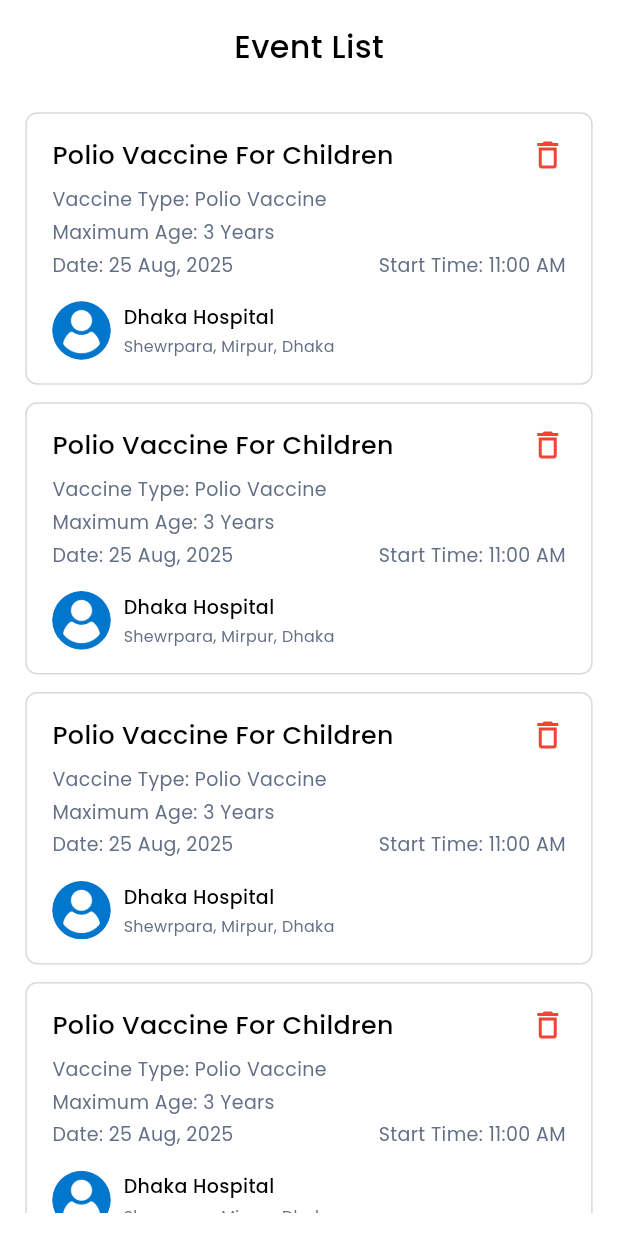
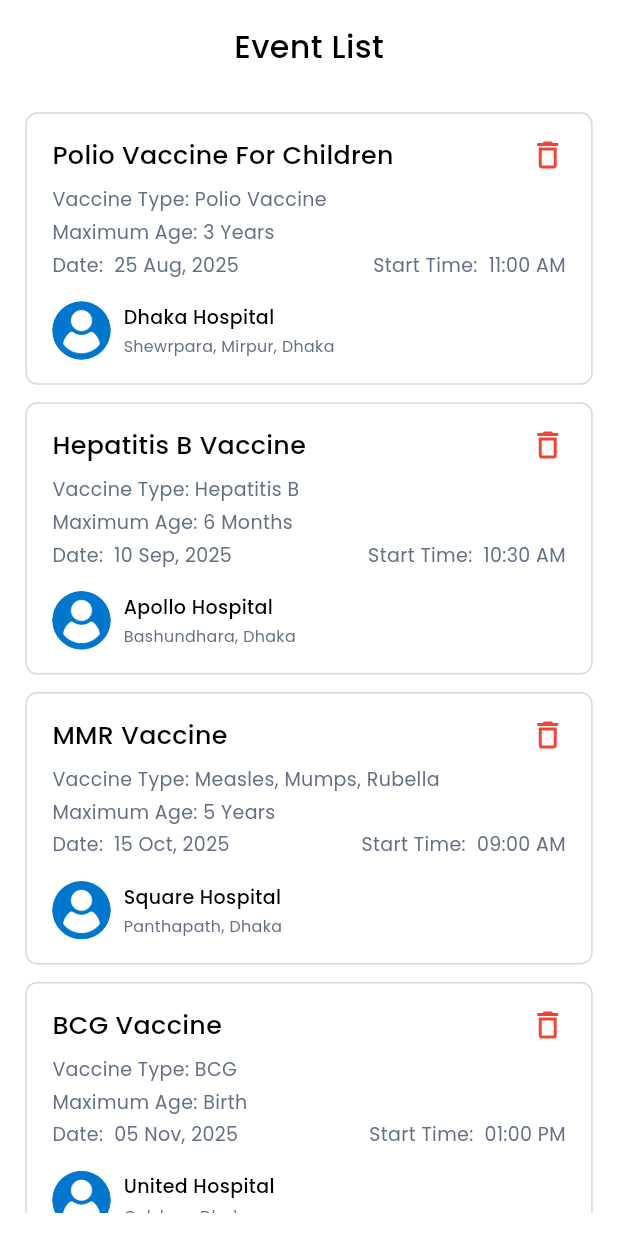
Before and after one commit to Nifat130/baby_vax, a Flutter app: the HospitalEventScreen screen opened by its route, on a phone screen of 412 x 824 dp. Run offline on Flutter 3.47's test engine with Material 3 defaults, Android fonts, the phone set to English and light mode, and no system bars; drawn by our look-alikes of flip_card; our stand-ins replace curved_navigation_bar, flutter_spinkit, get, google_fonts, image_picker, logger and 1 more; accounts and stored records are empty.

Commit message:
hospital flow routing added by Nifat

```diff
--- a/lib/app.dart
+++ b/lib/app.dart
@@ -25,8 +25,8 @@ class MyApp extends StatelessWidget {
       builder: (context, orientation, deviceType) {
         return GetMaterialApp(
           debugShowCheckedModeBanner: false,
-          //initialRoute: AppRoute.init,
-          initialRoute: AppRoute.hospitalEventScreen,
+          initialRoute: AppRoute.hospitalNavBarScreen,
+          //initialRoute: AppRoute.hospitalEventScreen,
           getPages: AppRoute.routes,
           initialBinding: ControllerBinder(),
           themeMode: ThemeMode.system,
--- a/lib/features/authentication/presentation/screens/sign_in_screen.dart
+++ b/lib/features/authentication/presentation/screens/sign_in_screen.dart
@@ -10,8 +10,9 @@ import 'package:flutter/material.dart';
 import 'package:get/get.dart';
 
 class SignInScreen extends GetView<SignInController> {
-  const SignInScreen({super.key});
+  SignInScreen({super.key});
 
+  final GlobalKey<FormState> formState = GlobalKey<FormState>();
   @override
   Widget build(BuildContext context) {
     return Scaffold(
@@ -21,6 +22,8 @@ class SignInScreen extends GetView<SignInController> {
           child: SizedBox(
             width: SizeUtils.width,
             child: SingleChildScrollView(
+              child: Form(
+                key: formState,
                 child: Column(
                   mainAxisAlignment: MainAxisAlignment.start,
                   crossAxisAlignment: CrossAxisAlignment.start,
@@ -47,7 +50,7 @@ class SignInScreen extends GetView<SignInController> {
                           controller: controller.passwordTEController,
                           hintText: "Enter your password",
                           obscureText: !controller.visiblePass.value,
-                        validator: (value) => AppValidator.validateField(value, "Email"),
+                          validator: (value) => AppValidator.validateField(value, "Password"),
                           suffixIcon: GestureDetector(
                             onTap: (){
                               controller.visiblePass.value = !controller.visiblePass.value;
@@ -59,6 +62,7 @@ class SignInScreen extends GetView<SignInController> {
                         )
                     ),
                   ],
+                ),
               ),
             ),
           ),
@@ -76,7 +80,11 @@ class SignInScreen extends GetView<SignInController> {
                 CustomSubmitButton(
                   text: "Sign In",
                   onTap: (){
+                    if(formState.currentState!.validate()){
+                      if(controller.emailTEController.text == "hospital@fexpost.com"){
                         Get.toNamed(AppRoute.hospitalNavBarScreen);
+                      }
+                    }
                   },
                 ),
                 16.heightSpace,
--- a/lib/features/hospital_flow/hospital_event/controllers/hospital_event_controller.dart
+++ b/lib/features/hospital_flow/hospital_event/controllers/hospital_event_controller.dart
@@ -1,6 +1,103 @@
 
 import 'package:get/get.dart';
 
+import '../../../../core/utils/constants/image_path.dart';
+
 class HospitalEventController extends GetxController{
 
+  var vaccineEvents = [
+    {
+      "id": 1,
+      "title": "Polio Vaccine For Children",
+      "vaccineType": "Polio Vaccine",
+      "maxAge": "3 Years",
+      "date": "25 Aug, 2025",
+      "startTime": "11:00 AM",
+      "hospitalName": "Dhaka Hospital",
+      "hospitalAddress": "Shewrpara, Mirpur, Dhaka",
+      "hospitalImage": ImagePath.dummyProfilePicture,
+      "details":
+      "The polio vaccine is a safe and essential immunization that protects children from poliomyelitis. It is given as Oral Polio Vaccine (drops) or Inactivated Polio Vaccine (injection).",
+    },
+    {
+      "id": 2,
+      "title": "Hepatitis B Vaccine",
+      "vaccineType": "Hepatitis B",
+      "maxAge": "6 Months",
+      "date": "10 Sep, 2025",
+      "startTime": "10:30 AM",
+      "hospitalName": "Apollo Hospital",
+      "hospitalAddress": "Bashundhara, Dhaka",
+      "hospitalImage": ImagePath.dummyProfilePicture,
+      "details":
+      "The hepatitis B vaccine prevents hepatitis B infection, which affects the liver. It is usually given at birth with booster doses for long-term protection.",
+    },
+    {
+      "id": 3,
+      "title": "MMR Vaccine",
+      "vaccineType": "Measles, Mumps, Rubella",
+      "maxAge": "5 Years",
+      "date": "15 Oct, 2025",
+      "startTime": "09:00 AM",
+      "hospitalName": "Square Hospital",
+      "hospitalAddress": "Panthapath, Dhaka",
+      "hospitalImage": ImagePath.dummyProfilePicture,
+      "details":
+      "The MMR vaccine protects against measles, mumps, and rubella. It is usually given in two doses during early childhood.",
+    },
+    {
+      "id": 4,
+      "title": "BCG Vaccine",
+      "vaccineType": "BCG",
+      "maxAge": "Birth",
+      "date": "05 Nov, 2025",
+      "startTime": "01:00 PM",
+      "hospitalName": "United Hospital",
+      "hospitalAddress": "Gulshan, Dhaka",
+      "hospitalImage": ImagePath.dummyProfilePicture,
+      "details":
+      "The BCG vaccine protects infants against tuberculosis (TB). It is given soon after birth, especially in countries with high TB prevalence.",
+    },
+    {
+      "id": 5,
+      "title": "DTP Vaccine",
+      "vaccineType": "Diphtheria, Tetanus, Pertussis",
+      "maxAge": "7 Years",
+      "date": "20 Nov, 2025",
+      "startTime": "02:30 PM",
+      "hospitalName": "Ibn Sina Hospital",
+      "hospitalAddress": "Dhanmondi, Dhaka",
+      "hospitalImage": ImagePath.dummyProfilePicture,
+      "details":
+      "The DTP vaccine protects against diphtheria, tetanus, and pertussis (whooping cough). It is given in multiple doses starting at 6 weeks of age.",
+    },
+    {
+      "id": 6,
+      "title": "Rotavirus Vaccine",
+      "vaccineType": "Rotavirus",
+      "maxAge": "8 Months",
+      "date": "01 Dec, 2025",
+      "startTime": "10:00 AM",
+      "hospitalName": "Labaid Hospital",
+      "hospitalAddress": "Dhanmondi, Dhaka",
+      "hospitalImage": ImagePath.dummyProfilePicture,
+      "details":
+      "The rotavirus vaccine protects against severe diarrhea and dehydration caused by rotavirus. It is given orally in multiple doses to infants.",
+    },
+    {
+      "id": 7,
+      "title": "Chickenpox Vaccine",
+      "vaccineType": "Varicella",
+      "maxAge": "12 Years",
+      "date": "15 Dec, 2025",
+      "startTime": "11:30 AM",
+      "hospitalName": "Popular Hospital",
+      "hospitalAddress": "Shyamoli, Dhaka",
+      "hospitalImage": ImagePath.dummyProfilePicture,
+      "details":
+      "The chickenpox vaccine protects against varicella infection, a highly contagious disease. It is given in two doses for lasting protection.",
+    },
+  ].obs;
+
+
 }
--- a/lib/features/hospital_flow/hospital_event/presentation/screens/hospital_event_screen.dart
+++ b/lib/features/hospital_flow/hospital_event/presentation/screens/hospital_event_screen.dart
@@ -25,10 +25,20 @@ class HospitalEventScreen extends GetView<HospitalEventController> {
                   child: CustomText(text: "Event List", fontSize: 20.sp, fontWeight: FontWeight.w500,),
                 ),
                 30.heightSpace,
-                eventContainer(),
-                eventContainer(),
-                eventContainer(),
-                eventContainer(),
+                Obx(() =>
+                  controller.vaccineEvents.isEmpty ?
+                      Center(
+                        child: CustomText(text: "No events yet", textAlign: TextAlign.center, color: AppColors.textSecondary,),
+                      ) :
+                      Column(
+                        crossAxisAlignment: CrossAxisAlignment.start,
+                        children: [
+                          ...controller.vaccineEvents.map((event) =>
+                              eventContainer(controller, event)
+                          )
+                        ],
+                      )
+                )
               ],
             ),
           ),
--- a/lib/features/hospital_flow/hospital_event/presentation/widgets/event_container.dart
+++ b/lib/features/hospital_flow/hospital_event/presentation/widgets/event_container.dart
@@ -1,3 +1,5 @@
+import 'package:baby_vax/core/common/app_snackber.dart';
+import 'package:baby_vax/features/hospital_flow/hospital_event/controllers/hospital_event_controller.dart';
 import 'package:flip_card/flip_card.dart';
 import 'package:flutter/material.dart';
 
@@ -6,7 +8,7 @@ import '../../../../../core/utils/constants/app_colors.dart';
 import '../../../../../core/utils/constants/app_sizer.dart';
 import '../../../../../core/utils/constants/image_path.dart';
 
-Widget eventContainer(){
+Widget eventContainer(HospitalEventController controller, Map<String, dynamic> event){
 
   return Container(
     width: SizeUtils.width,
@@ -26,29 +28,32 @@ Widget eventContainer(){
             children: [
               Flexible(
                 flex: 9,
-                child: CustomText(text: "Polio Vaccine For Children", fontWeight: FontWeight.w500, fontSize: 16.sp,),
+                child: CustomText(text: event['title'], fontWeight: FontWeight.w500, fontSize: 16.sp,),
               ),
               4.widthSpace,
               Flexible(
                 flex: 1,
                 child: GestureDetector(
-                  onTap: (){},
+                  onTap: (){
+                    controller.vaccineEvents.removeAt(event['id'] - 1);
+                    AppSnackBar.showError("Event id ${event['id']} removed");
+                  },
                   child: Icon(Icons.delete_outline, color: AppColors.error,),
                 ),
               )
             ],
           ),
           8.heightSpace,
-          CustomText(text: "Vaccine Type: Polio Vaccine", fontSize: 12.sp, color: AppColors.textSecondary,),
+          CustomText(text: "Vaccine Type: ${event['vaccineType']}", fontSize: 12.sp, color: AppColors.textSecondary,),
           4.heightSpace,
-          CustomText(text: "Maximum Age: 3 Years", fontSize: 12.sp, color: AppColors.textSecondary,),
+          CustomText(text: "Maximum Age: ${event['maxAge']}", fontSize: 12.sp, color: AppColors.textSecondary,),
           4.heightSpace,
           Row(
             mainAxisAlignment: MainAxisAlignment.spaceBetween,
             children: [
-              CustomText(text: "Date: 25 Aug, 2025", fontSize: 12.sp, color: AppColors.textSecondary,),
+              CustomText(text: "Date:  ${event['date']}", fontSize: 12.sp, color: AppColors.textSecondary,),
               4.heightSpace,
-              CustomText(text: "Start Time: 11:00 AM", fontSize: 12.sp, color: AppColors.textSecondary,)
+              CustomText(text: "Start Time:  ${event['startTime']}", fontSize: 12.sp, color: AppColors.textSecondary,)
             ],
           ),
           16.heightSpace,
@@ -63,9 +68,9 @@ Widget eventContainer(){
               Column(
                 crossAxisAlignment: CrossAxisAlignment.start,
                 children: [
-                  CustomText(text: "Dhaka Hospital", fontWeight: FontWeight.w500, fontSize: 12.sp,),
+                  CustomText(text: event['hospitalName'], fontWeight: FontWeight.w500, fontSize: 12.sp,),
                   4.heightSpace,
-                  CustomText(text: "Shewrpara, Mirpur, Dhaka", color: AppColors.textSecondary, fontSize: 10.sp,),
+                  CustomText(text: event['hospitalAddress'], color: AppColors.textSecondary, fontSize: 10.sp,),
                 ],
               )
             ],
@@ -73,7 +78,7 @@ Widget eventContainer(){
         ],
       ),
       back: CustomText(
-        text: "The **polio vaccine** is a safe and essential immunization that protects children from poliomyelitis, a contagious viral disease that can cause lifelong paralysis or even death. It comes in two forms: the **Oral Polio Vaccine (OPV)**, given as drops, and the **Inactivated Polio Vaccine (IPV)**, given by injection. The vaccine is usually given in multiple doses starting from birth or early infancy and repeated at set intervals, depending on the national immunization schedule. Widely used across the world, the polio vaccine has been the key to nearly eradicating polio, with only very mild side effects such as fever or injection-site soreness in rare cases.",
+        text: event['details'],
         maxLines: 4, textOverflow: TextOverflow.fade, fontSize: 10.sp, color: AppColors.textSecondary,),
     ),
   );
--- a/lib/features/hospital_flow/hospital_nav_bar/controllers/hospital_nav_bar_controller.dart
+++ b/lib/features/hospital_flow/hospital_nav_bar/controllers/hospital_nav_bar_controller.dart
@@ -1,3 +1,4 @@
+import 'package:baby_vax/features/hospital_flow/hospital_event/presentation/screens/hospital_event_screen.dart';
 import 'package:flutter/cupertino.dart';
 import 'package:get/get.dart';
 
@@ -10,7 +11,7 @@ class HospitalNavBarController extends GetxController{
 
   List<Widget> screens = [
     HospitalHomeScreen(),
-    SizedBox(),
+    HospitalEventScreen(),
     HospitalProfileScreen(),
   ];
 
--- a/lib/routes/app_routes.dart
+++ b/lib/routes/app_routes.dart
@@ -42,7 +42,7 @@ class AppRoute {
       transitionDuration: Duration(milliseconds: 500),
     ),
     GetPage(name: onboardingScreenThree, page: () => const OnboardingScreenThree(), transition: Transition.rightToLeftWithFade, transitionDuration: Duration(milliseconds: 500),),
-    GetPage(name: signInScreen, page: () => const SignInScreen()),
+    GetPage(name: signInScreen, page: () => SignInScreen()),
     GetPage(name: roleScreen, page: () => const RoleScreen()),
     GetPage(name: parentSignUpScreen, page: () => ParentSignUpScreen()),
     GetPage(name: hospitalSignUpScreen, page: () => HospitalSignUpScreen()),
```
Lines whose indentation alone changed are shown as unchanged.
